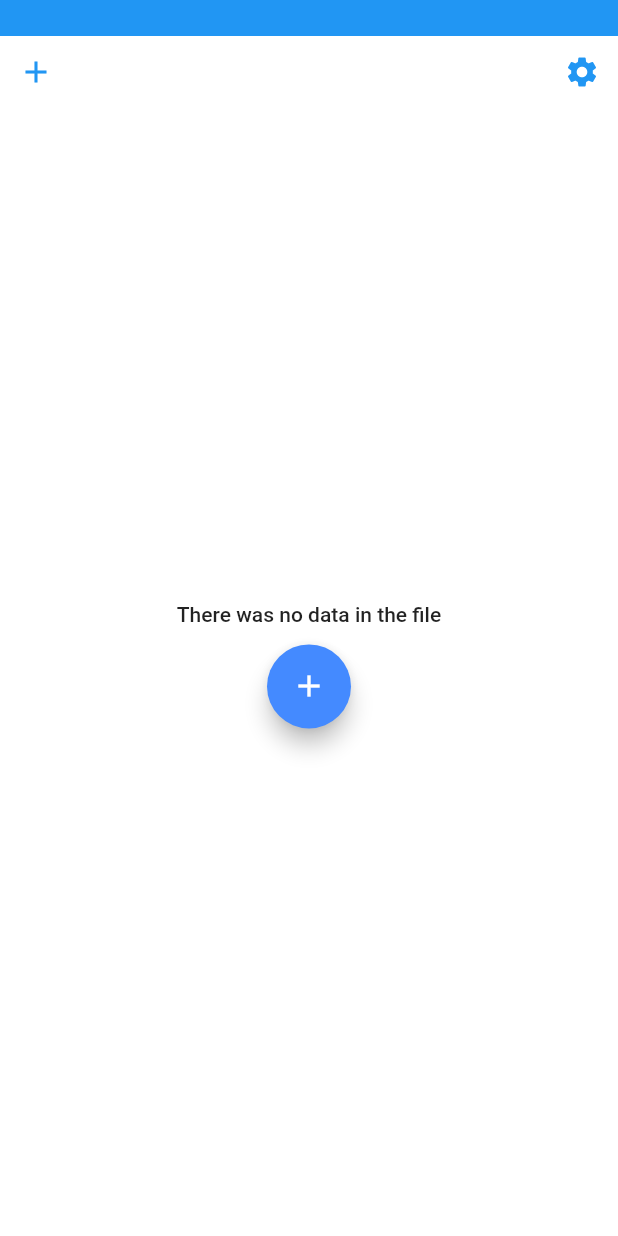
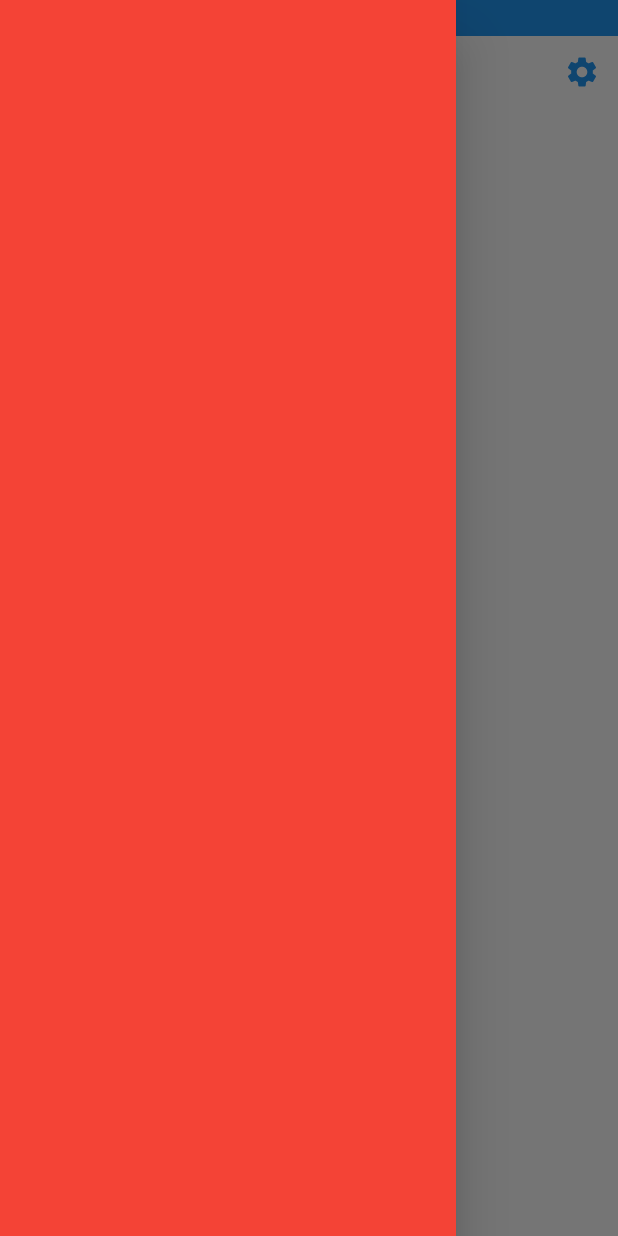
Before and after one commit to acoudray1/hupomnesis, a Flutter app: the screen it shows after launch, with the side drawer open (before the commit the screen has no drawer), on a phone screen of 412 x 824 dp. Run offline on Flutter 3.47's test engine with Material 2 defaults, Android fonts, the phone set to English and light mode, and no system bars; our stand-ins replace flutter_sticky_header, rxdart, shared_preferences.

Commit message:
HUP-7 : update

```diff
--- a/lib/src/resources/repository.dart
+++ b/lib/src/resources/repository.dart
@@ -53,8 +53,6 @@ class Repository {
       response = await file.readAsString();
     }
 
-    print(response);
-
     return response;
   }
 
--- a/lib/src/views/note_page/build_main_view.dart
+++ b/lib/src/views/note_page/build_main_view.dart
@@ -1,3 +1,4 @@
+import 'package:flutter/gestures.dart';
 import 'package:flutter/material.dart';
 import 'package:hupomnesis/src/model/note.dart';
 import 'package:hupomnesis/src/views/note_page/build_empty_list_of_notes.dart';
@@ -45,6 +46,11 @@ class BuildMainView extends StatelessWidget {
           ),
         ],
       ),
+      drawer: Drawer(
+        child: Container(
+          color: Colors.red,
+        ),
+      ),
     );
   }
 }
```
